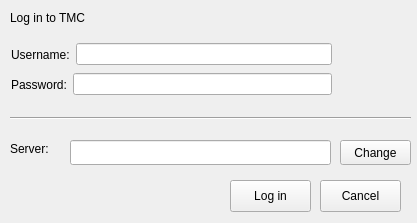
The window that src/ui/loginscreen.ui (TestMyQt/Qt-CreatorTMC) describes before a commit, drawn with Qt 5.
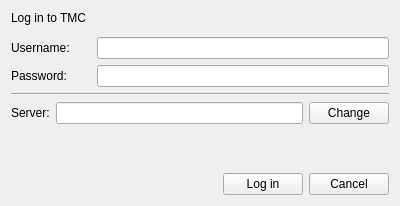
The same window after the commit.

Commit message: Update UI and add logged in as text

The edit to the form file:
```diff
--- a/src/ui/loginscreen.ui
+++ b/src/ui/loginscreen.ui
@@ -6,152 +6,127 @@
    <rect>
     <x>0</x>
     <y>0</y>
-    <width>417</width>
-    <height>223</height>
+    <width>400</width>
+    <height>206</height>
    </rect>
   </property>
   <property name="windowTitle">
    <string>TMC Login</string>
   </property>
-  <widget class="QPushButton" name="cancelbutton">
-   <property name="geometry">
-    <rect>
-     <x>320</x>
-     <y>180</y>
-     <width>81</width>
-     <height>32</height>
-    </rect>
-   </property>
-   <property name="text">
-    <string>Cancel</string>
-   </property>
-  </widget>
-  <widget class="QPushButton" name="loginbutton">
-   <property name="geometry">
-    <rect>
-     <x>230</x>
-     <y>180</y>
-     <width>81</width>
-     <height>32</height>
-    </rect>
-   </property>
-   <property name="text">
-    <string>Log in</string>
-   </property>
-  </widget>
+  <layout class="QGridLayout" name="gridLayout">
+   <item row="0" column="0" colspan="3">
   <widget class="QLabel" name="introtext">
-   <property name="geometry">
-    <rect>
-     <x>10</x>
-     <y>10</y>
-     <width>111</width>
-     <height>16</height>
-    </rect>
-   </property>
    <property name="text">
     <string>Log in to TMC</string>
    </property>
   </widget>
-  <widget class="QWidget" name="layoutWidget">
-   <property name="geometry">
-    <rect>
-     <x>11</x>
-     <y>41</y>
-     <width>321</width>
-     <height>27</height>
-    </rect>
-   </property>
-   <layout class="QHBoxLayout" name="horizontalLayout">
-    <item>
+   </item>
+   <item row="0" column="3" rowspan="2" colspan="3">
+    <spacer name="horizontalSpacer_2">
+     <property name="orientation">
+      <enum>Qt::Horizontal</enum>
+     </property>
+     <property name="sizeHint" stdset="0">
+      <size>
+       <width>251</width>
+       <height>20</height>
+      </size>
+     </property>
+    </spacer>
+   </item>
+   <item row="2" column="0" colspan="2">
      <widget class="QLabel" name="usernamelabel">
       <property name="text">
        <string>Username:</string>
       </property>
      </widget>
     </item>
-    <item>
+   <item row="5" column="0">
+    <widget class="QLabel" name="serverLabel">
+     <property name="text">
+      <string>Server:</string>
+     </property>
+    </widget>
+   </item>
+   <item row="2" column="2" colspan="4">
      <widget class="QLineEdit" name="usernameinput"/>
     </item>
-   </layout>
-  </widget>
-  <widget class="QWidget" name="layoutWidget">
-   <property name="geometry">
-    <rect>
-     <x>11</x>
-     <y>71</y>
-     <width>321</width>
-     <height>27</height>
-    </rect>
-   </property>
-   <layout class="QHBoxLayout" name="horizontalLayout_2">
-    <item>
+   <item row="3" column="0" colspan="2">
      <widget class="QLabel" name="passwordlabel">
       <property name="text">
        <string>Password:</string>
       </property>
      </widget>
     </item>
-    <item>
+   <item row="3" column="2" colspan="4">
      <widget class="QLineEdit" name="passwordinput">
       <property name="echoMode">
        <enum>QLineEdit::Password</enum>
       </property>
      </widget>
     </item>
-   </layout>
-  </widget>
+   <item row="4" column="0" colspan="6">
   <widget class="Line" name="line">
-   <property name="geometry">
-    <rect>
-     <x>10</x>
-     <y>110</y>
-     <width>401</width>
-     <height>16</height>
-    </rect>
-   </property>
    <property name="orientation">
     <enum>Qt::Horizontal</enum>
    </property>
   </widget>
-  <widget class="QLabel" name="serverLabel">
-   <property name="geometry">
-    <rect>
-     <x>10</x>
-     <y>140</y>
-     <width>67</width>
-     <height>17</height>
-    </rect>
-   </property>
-   <property name="text">
-    <string>Server:</string>
-   </property>
-  </widget>
+   </item>
+   <item row="5" column="1" colspan="4">
   <widget class="QLineEdit" name="serverInput">
-   <property name="geometry">
-    <rect>
-     <x>70</x>
-     <y>140</y>
-     <width>261</width>
-     <height>25</height>
-    </rect>
-   </property>
    <property name="readOnly">
     <bool>true</bool>
    </property>
   </widget>
+   </item>
+   <item row="5" column="5">
   <widget class="QPushButton" name="serverButton">
-   <property name="geometry">
-    <rect>
-     <x>340</x>
-     <y>140</y>
-     <width>71</width>
-     <height>25</height>
-    </rect>
-   </property>
    <property name="text">
     <string>Change</string>
    </property>
   </widget>
+   </item>
+   <item row="7" column="0" colspan="4">
+    <spacer name="horizontalSpacer">
+     <property name="orientation">
+      <enum>Qt::Horizontal</enum>
+     </property>
+     <property name="sizeHint" stdset="0">
+      <size>
+       <width>197</width>
+       <height>20</height>
+      </size>
+     </property>
+    </spacer>
+   </item>
+   <item row="7" column="4">
+    <widget class="QPushButton" name="loginbutton">
+     <property name="text">
+      <string>Log in</string>
+     </property>
+    </widget>
+   </item>
+   <item row="7" column="5">
+    <widget class="QPushButton" name="cancelbutton">
+     <property name="text">
+      <string>Cancel</string>
+     </property>
+    </widget>
+   </item>
+   <item row="6" column="0">
+    <spacer name="verticalSpacer_2">
+     <property name="orientation">
+      <enum>Qt::Vertical</enum>
+     </property>
+     <property name="sizeHint" stdset="0">
+      <size>
+       <width>20</width>
+       <height>28</height>
+      </size>
+     </property>
+    </spacer>
+   </item>
+  </layout>
  </widget>
  <resources/>
  <connections/>
```
Lines whose indentation alone changed are shown as unchanged. The commit also changes 4 other files.
